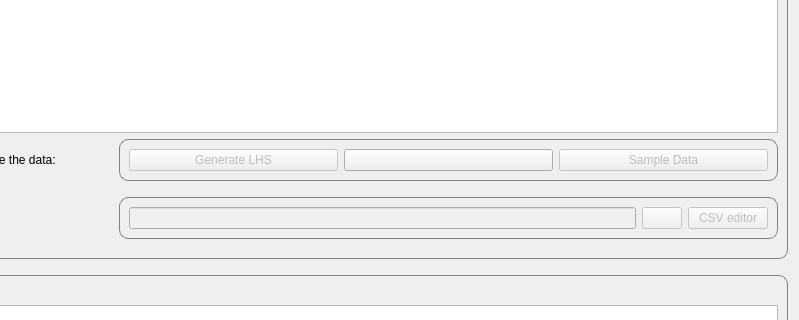
First picture: the form in gui/views/ui_files/doetab.ui, repository feslima/metacontrol, before the edit; both pictures show x 244 to 1043 and y 140 to 460 of the 1043 by 814 pixel window.
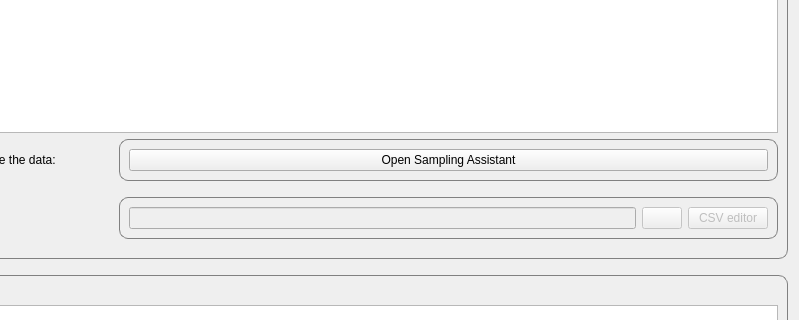
Second picture: the form after the edit. Icons and pictures are not drawn.

Commit message: Changed doetab to open the sampling assistant dialog.

What changed in the file:
```diff
--- a/gui/views/ui_files/doetab.ui
+++ b/gui/views/ui_files/doetab.ui
@@ -125,42 +125,9 @@
         </property>
         <layout class="QHBoxLayout" name="horizontalLayout_2">
          <item>
-          <widget class="QPushButton" name="genLhsPushButton">
-           <property name="enabled">
-            <bool>false</bool>
-           </property>
-           <property name="toolTip">
-            <string>&lt;html&gt;&lt;head/&gt;&lt;body&gt;&lt;p align=&quot;justify&quot;&gt;Generates the Latin Hypercube Sampling (LHS) when &lt;span style=&quot; text-decoration: underline;&quot;&gt;all&lt;/span&gt; the variables in the table above have their lower and upper bounds defined. Default number of points is 10 * number of variables. To change this, click on the settings button.&lt;/p&gt;&lt;/body&gt;&lt;/html&gt;</string>
-           </property>
+          <widget class="QPushButton" name="openSamplerPushButton">
            <property name="text">
-            <string>Generate LHS</string>
-           </property>
-          </widget>
-         </item>
-         <item>
-          <widget class="QPushButton" name="lhsSettingsPushButton">
-           <property name="toolTip">
-            <string>&lt;html&gt;&lt;head/&gt;&lt;body&gt;&lt;p&gt;Latin Hypercube Sampling (LHS) settings&lt;/p&gt;&lt;/body&gt;&lt;/html&gt;</string>
-           </property>
-           <property name="text">
-            <string/>
-           </property>
-           <property name="icon">
-            <iconset resource="../../resources/icons.qrc">
-             <normaloff>:/sampling/settings_icon.svg</normaloff>:/sampling/settings_icon.svg</iconset>
-           </property>
-          </widget>
-         </item>
-         <item>
-          <widget class="QPushButton" name="sampleDataPushButton">
-           <property name="enabled">
-            <bool>false</bool>
-           </property>
-           <property name="toolTip">
-            <string>&lt;html&gt;&lt;head/&gt;&lt;body&gt;&lt;p&gt;Query the simulation engine to sample the model. May take a while depending on model complexity and number of samples.&lt;/p&gt;&lt;/body&gt;&lt;/html&gt;</string>
-           </property>
-           <property name="text">
-            <string>Sample Data</string>
+            <string>Open Sampling Assistant</string>
            </property>
           </widget>
          </item>
```
The commit also changes 2 other files.
